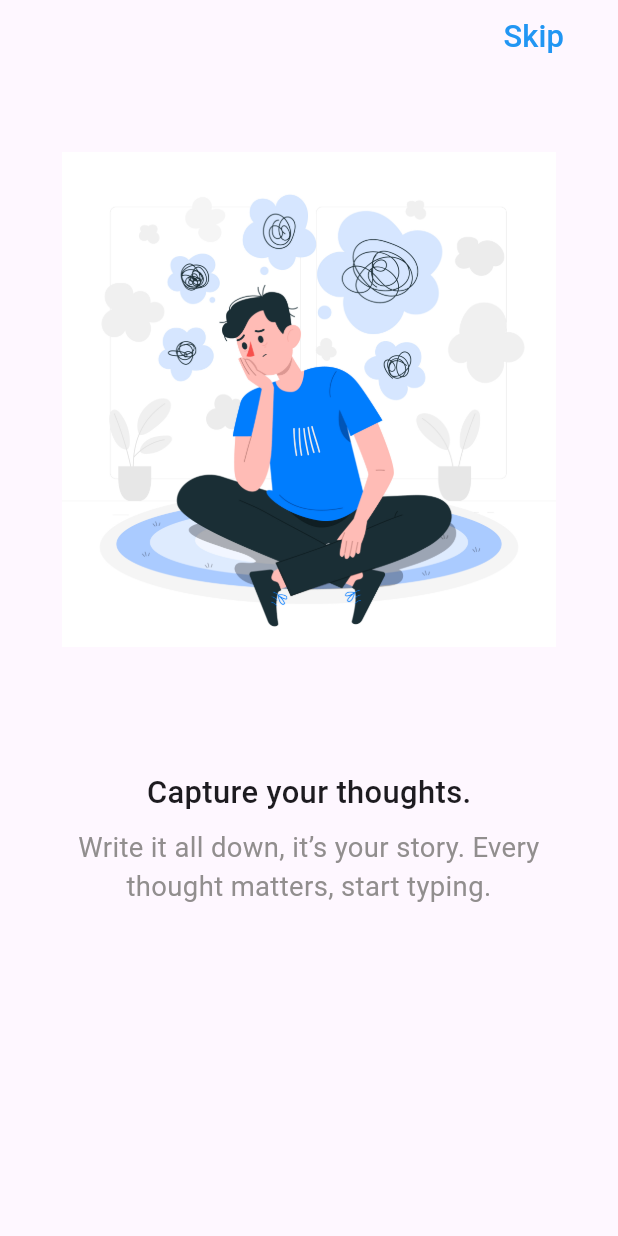
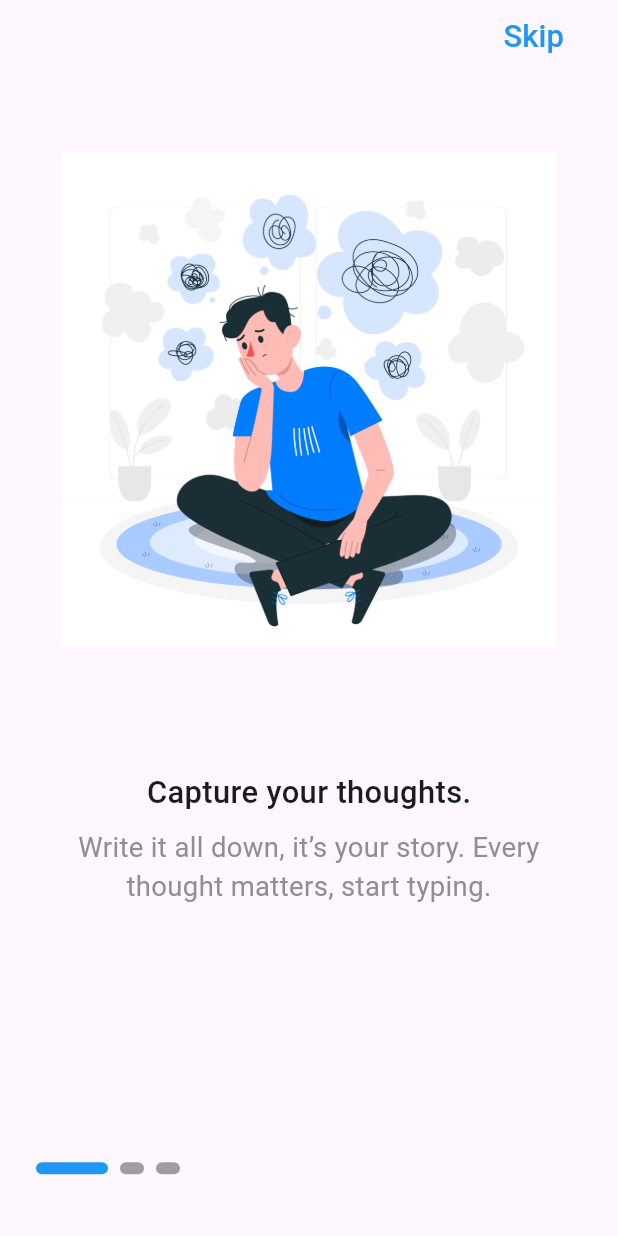
Before and after one commit to tasneem-gamal/Journal-App, a Flutter app: the screen it shows after launch, on a phone screen of 412 x 824 dp. Run offline on Flutter 3.47's test engine with Material 3 defaults, Android fonts, the phone set to English and light mode, and no system bars; drawn by our look-alikes of smooth_page_indicator; our stand-ins replace flutter_screenutil, get, go_router.

Commit message:
onboarding dot navigation

```diff
--- /dev/null
+++ b/lib/features/on_boarding_view/ui/widgets/on_boarding_dot_navigation.dart
@@ -0,0 +1,24 @@
+import 'package:flutter/material.dart';
+import 'package:smooth_page_indicator/smooth_page_indicator.dart';
+
+class OnBoardingDotNavigation extends StatelessWidget {
+  const OnBoardingDotNavigation({
+    super.key,
+  });
+
+  @override
+  Widget build(BuildContext context) {
+    return Positioned(
+      bottom: MediaQuery.sizeOf(context).height * 0.05,
+      left: 24,
+      child: SmoothPageIndicator(
+        controller: PageController(),
+        count: 3,
+        effect: const ExpandingDotsEffect(
+          activeDotColor: Colors.blue,
+          dotHeight: 8
+        ),
+      )
+    );
+  }
+}
--- a/lib/features/on_boarding_view/ui/widgets/on_boarding_view_body.dart
+++ b/lib/features/on_boarding_view/ui/widgets/on_boarding_view_body.dart
@@ -1,5 +1,6 @@
 import 'package:flutter/material.dart';
 import 'package:journal_app/core/theming/images_constants.dart';
+import 'package:journal_app/features/on_boarding_view/ui/widgets/on_boarding_dot_navigation.dart';
 import 'package:journal_app/features/on_boarding_view/ui/widgets/on_boarding_page.dart';
 import 'package:journal_app/features/on_boarding_view/ui/widgets/on_boarding_skip.dart';
 
@@ -29,7 +30,8 @@ class OnBoardingViewBody extends StatelessWidget {
             ),
           ],
         ),
-        const OnBoardingSkip()
+        const OnBoardingSkip(),
+        const OnBoardingDotNavigation()
       ],
     );
   }
```
